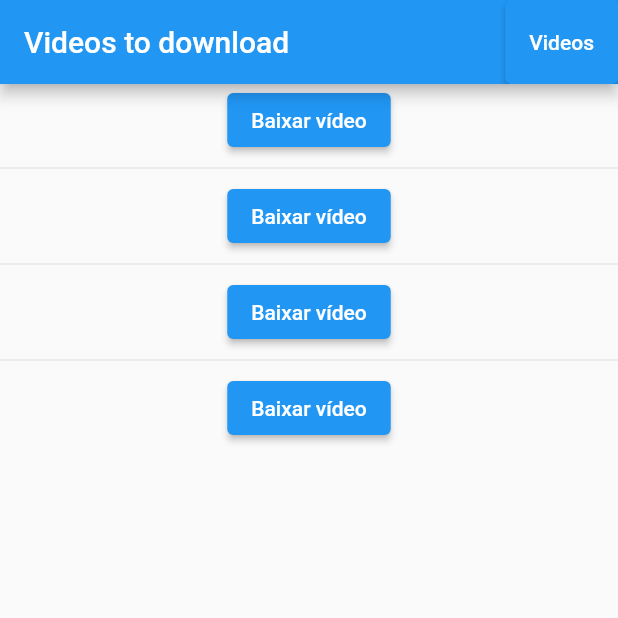
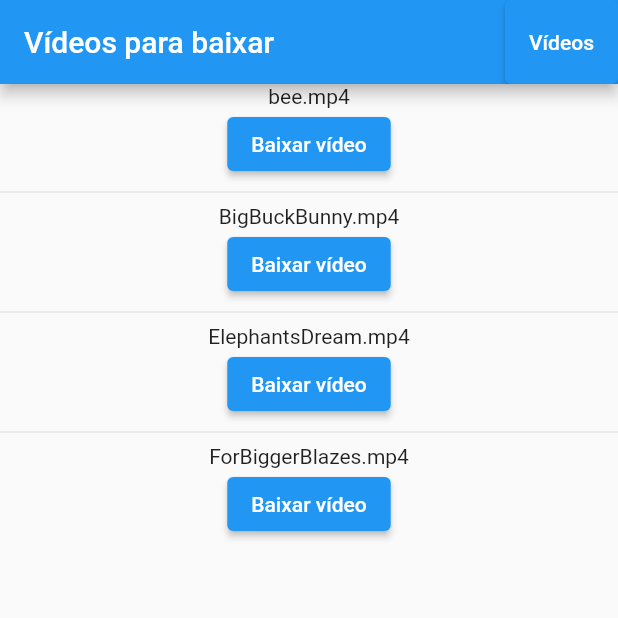
Before and after one commit to BlackLeg15/offline_videos_poc, a Flutter app: the screen it shows after launch, after a tap on "Baixar vídeo", on a phone screen of 412 x 824 dp, the top half of it. Run offline on Flutter 3.47's test engine with Material 2 defaults, Android fonts, the phone set to English and light mode, and no system bars; our stand-ins replace hive_flutter, video_player; missing offline and left inert: background_downloader; accounts and stored records are empty; network calls fail.

Commit message:
feat: updating repo

```diff
--- a/lib/app/features/home/models/video_model.dart
+++ b/lib/app/features/home/models/video_model.dart
@@ -1,20 +1,21 @@
-// ignore_for_file: public_member_api_docs, sort_constructors_first
 import 'dart:convert';
 
 class VideoModel {
   final String id;
   final String title;
   final String url;
-  //final VideoType type;
 
-  const VideoModel({required this.id, required this.title, required this.url, /*required this.type*/});
+  const VideoModel({
+    required this.id,
+    required this.title,
+    required this.url,
+  });
 
   Map<String, dynamic> toMap() {
     return <String, dynamic>{
       'id': id,
       'title': title,
       'url': url,
-      //'type': type.name,
     };
   }
 
@@ -23,7 +24,6 @@ class VideoModel {
       id: map['id'] as String,
       title: map['title'] as String,
       url: map['url'] as String,
-      //type: VideoType.values.firstWhere((element) => element.name == map['type'] as String),
     );
   }
 
@@ -35,13 +35,11 @@ class VideoModel {
     String? id,
     String? title,
     String? url,
-    //VideoType? type,
   }) {
     return VideoModel(
       id: id ?? this.id,
       title: title ?? this.title,
       url: url ?? this.url,
-      //type: type ?? this.type,
     );
   }
 
@@ -49,22 +47,11 @@ class VideoModel {
   bool operator ==(covariant VideoModel other) {
     if (identical(this, other)) return true;
 
-    return
-      other.id == id &&
-      other.title == title &&
-      other.url == url /*&&
-      other.type == type*/
-      ;
+    return other.id == id && other.title == title && other.url == url;
   }
 
   @override
   int get hashCode {
-    return id.hashCode ^
-      title.hashCode ^
-      url.hashCode/* ^
-      type.hashCode*/
-      ;
+    return id.hashCode ^ title.hashCode ^ url.hashCode;
   }
 }
-
-enum VideoType { network, file }
--- a/lib/app/features/home/pages/home_page.dart
+++ b/lib/app/features/home/pages/home_page.dart
@@ -22,10 +22,10 @@ class _HomePageState extends State<HomePage> {
   Widget build(BuildContext context) {
     return Scaffold(
       appBar: AppBar(
-        title: const Text('Videos to download'),
+        title: const Text('Vídeos para baixar'),
         actions: [
           ElevatedButton(
-            child: const Text('Videos'),
+            child: const Text('Vídeos'),
             onPressed: () {
               Navigator.push(
                 context,
@@ -44,6 +44,7 @@ class _HomePageState extends State<HomePage> {
             return Column(
               mainAxisSize: MainAxisSize.min,
               children: <Widget>[
+                Text(repository.videos[index].title),
                 ElevatedButton(
                   onPressed: isLoading
                       ? null
@@ -51,29 +52,22 @@ class _HomePageState extends State<HomePage> {
                           setState(() {
                             isLoading = true;
                           });
+                          OfflineVideoModel? offlineVideoModel;
                           try {
-                            final task = await DownloadTask(
-                              url: repository.videos[index],
-                            ).withSuggestedFilename(unique: true);
-                            final result = await FileDownloader().download(
-                              task,
-                              onProgress: (progress) {
-                                log(progress.toString(), name: 'Download Progress');
-                              },
-                            );
-                            final resultException = result.exception;
-                            if (resultException != null) {
-                              setState(() {
-                                error = resultException.description;
-                              });
-                            } else {
-                              final filePath = await result.task.filePath();
-                              log(filePath, name: 'File Path');
-                              final offlineVideo = OfflineVideoModel(path: filePath, id: DateTime.now().toString(), title: task.filename, url: '');
-                              await repository.saveVideo(offlineVideo);
-                            }
+                            offlineVideoModel = await downloadVideoByIndex(index);
                           } catch (e) {
-                            error = e.toString();
+                            log(e.toString(), name: 'Download Task\'s exception');
+                          }
+                          if (offlineVideoModel == null) {
+                            setState(() {
+                              isLoading = false;
+                            });
+                            return;
+                          }
+                          try {
+                            await repository.saveVideo(offlineVideoModel);
+                          } catch (e) {
+                            log(e.toString(), name: 'Save Task\'s exception');
                           }
                           setState(() {
                             isLoading = false;
@@ -86,4 +80,37 @@ class _HomePageState extends State<HomePage> {
           }),
     );
   }
+
+  Future<OfflineVideoModel?> downloadVideoByIndex(int index) async {
+    OfflineVideoModel? offlineVideoModel;
+    try {
+      final task = await DownloadTask(
+        url: repository.videos[index].url,
+      ).withSuggestedFilename(unique: true);
+
+      final result = await FileDownloader().download(
+        task,
+        onProgress: (progress) {
+          log(progress.toString(), name: 'Download Progress');
+        },
+      );
+
+      final resultException = result.exception;
+      if (resultException != null) {
+        log(resultException.description, name: 'Download Task\'s Result Exception');
+      } else {
+        final filePath = await result.task.filePath();
+        log(filePath, name: 'File Path');
+        offlineVideoModel = OfflineVideoModel(
+          path: filePath,
+          id: repository.videos[index].id,
+          title: repository.videos[index].title,
+          url: repository.videos[index].url,
+        );
+      }
+    } catch (e) {
+      log(e.toString(), name: 'Download Task\'s Exception');
+    }
+    return offlineVideoModel;
+  }
 }
--- a/lib/app/features/home/repositories/downloaded_videos_repository.dart
+++ b/lib/app/features/home/repositories/downloaded_videos_repository.dart
@@ -3,8 +3,6 @@ import 'package:offline_videos_poc/app/features/home/models/offline_video_model.
 import '../services/storage/hive_storage_imp.dart';
 
 class DownloadedVideosRepository {
-  final videos = ['https://flutter.github.io/assets-for-api-docs/assets/videos/bee.mp4'];
-
   Future<List<OfflineVideoModel>> getOfflineVideos() async {
     final hive = await HiveStorageService.getInstance(boxName: 'videos');
     final box = await hive.boxCompleter.future;
--- a/lib/app/features/home/repositories/videos_to_download_repository.dart
+++ b/lib/app/features/home/repositories/videos_to_download_repository.dart
@@ -1,14 +1,22 @@
-import 'package:offline_videos_poc/app/features/home/services/storage/hive_storage_imp.dart';
-
 import '../models/video_model.dart';
+import '../services/storage/hive_storage_imp.dart';
 
 class VideosToDownloadRepository {
-  final videos = [
+  static const List<String> _links = [
     'https://flutter.github.io/assets-for-api-docs/assets/videos/bee.mp4',
     'https://storage.googleapis.com/gtv-videos-bucket/sample/BigBuckBunny.mp4',
     'https://storage.googleapis.com/gtv-videos-bucket/sample/ElephantsDream.mp4',
     'https://storage.googleapis.com/gtv-videos-bucket/sample/ForBiggerBlazes.mp4',
   ];
+
+  final videos = List.generate(
+    _links.length,
+    (index) => VideoModel(
+      id: index.toString(),
+      title: Uri.parse(_links[index].toString()).pathSegments.last,
+      url: _links[index],
+    ),
+  );
 
   Future<void> saveVideo(VideoModel model) async {
     final value = model.toJson();
--- a/pubspec.yaml
+++ b/pubspec.yaml
@@ -7,8 +7,8 @@ environment:
   sdk: '>=3.0.3 <4.0.0'
 
 dependencies:
-  background_downloader: ^7.4.0
-  video_player: ^2.6.1
+  background_downloader: ^7.4.1
+  video_player: ^2.7.0
   hive_flutter: ^1.1.0
   flutter:
     sdk: flutter
@@ -17,7 +17,7 @@ dependencies:
 dev_dependencies:
   flutter_test:
     sdk: flutter
-  flutter_lints: ^2.0.0
+  flutter_lints: ^2.0.2
 
 flutter:
   uses-material-design: true
```
Also changed, not shown: lib/app/features/home/models/offline_video_model.dart (+4 -13 lines), lib/app/features/home/pages/watch_offline_video_page.dart (+7 -1 lines), pubspec.lock.
